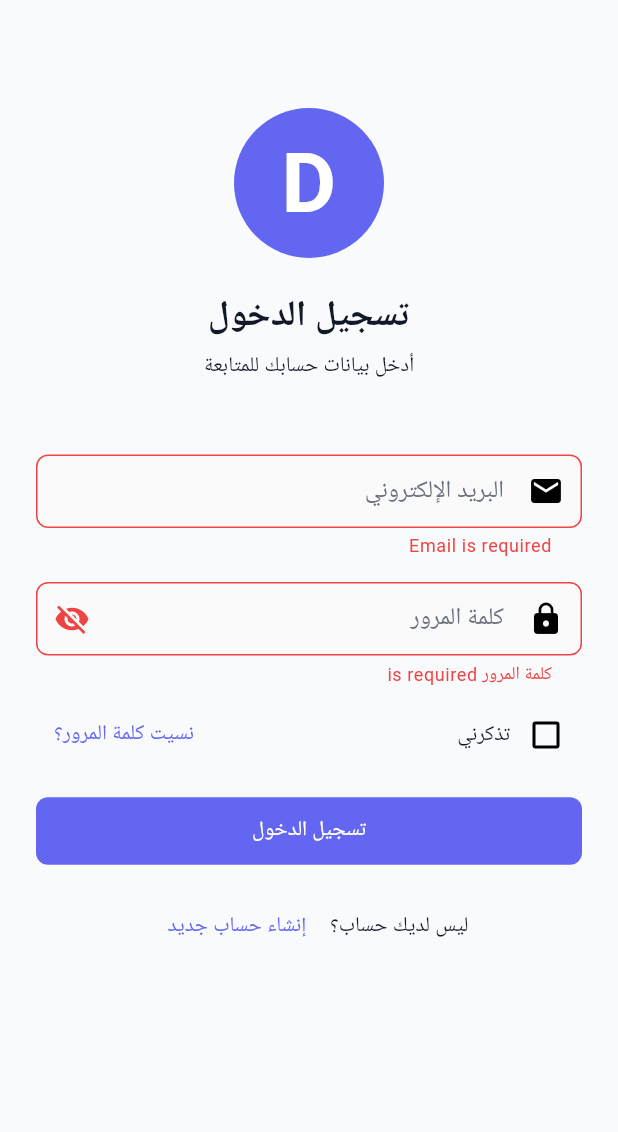
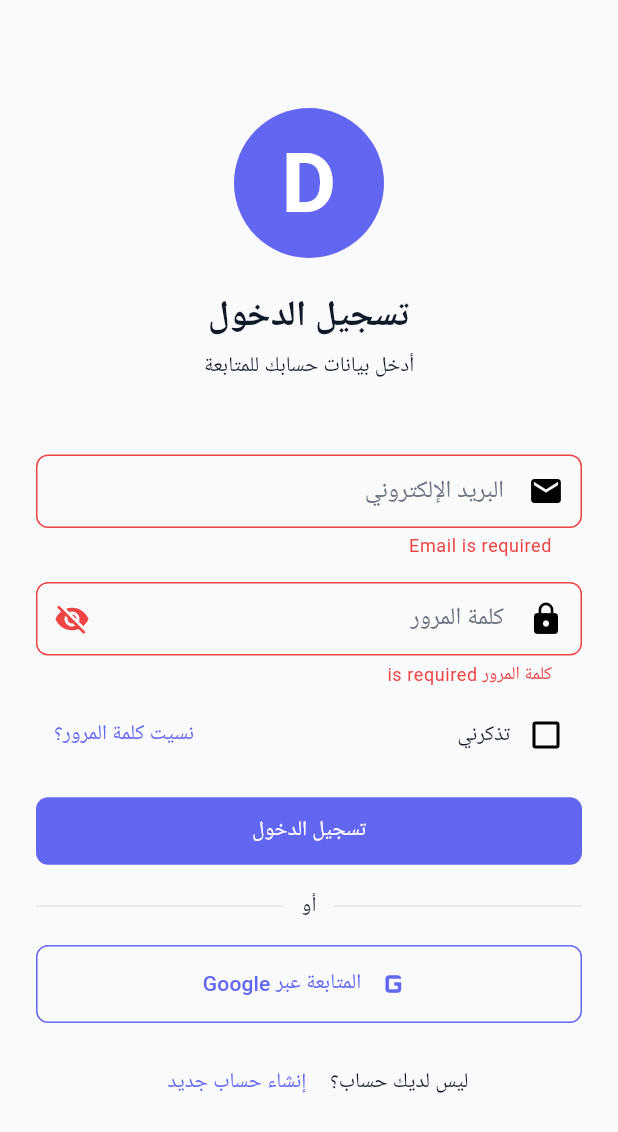
Before and after one commit to Hamzaaltaee91/360home, a Flutter app: the screen it shows after launch, after a tap on "تسجيل الدخول", on a phone screen of 412 x 824 dp. Shown: the top 1132 px of the screen. Run offline on Flutter 3.47's test engine with Material 3 defaults, Android fonts, the phone set to English and light mode, and no system bars; our stand-ins replace flutter_dotenv, flutter_image_compress, flutter_map, flutter_riverpod, flutter_secure_storage, geolocator and 5 more; accounts and stored records are empty; generated files the repository leaves out were written again.

Commit message:
add Google sign-in to the Flutter app (already enabled server-side for web)
Mirrors the existing web flow (site/js/auth.js). Uses Provider.google —
supabase_flutter is pinned to ^1.10.0, which predates the 2.0.0 rename to
OAuthProvider.

- SupabaseService.signInWithGoogle() calls signInWithOAuth with a
  com.dabberli.app:// deep-link redirect.
- Registered that scheme natively: ios/Runner/Info.plist
  (CFBundleURLTypes) and android/app/src/main/AndroidManifest.xml
  (intent-filter on MainActivity).
- Added an onAuthStateChange listener in SupabaseService.initialize() to
  refresh the cached role on sign-in: the OAuth session lands
  asynchronously via the deep link, outside signIn(), so without this
  GoRouter's redirect would read a stale null role right after Google
  sign-in and send the user to the wrong home screen.
- Added "المتابعة عبر Google" buttons to login_screen.dart and
  signup_screen.dart. New accounts still always land as 'buyer'
  server-side (handle_new_user()), regardless of sign-in method.

Needs the com.dabberli.app://login-callback/ redirect URL added to
Supabase Auth's Redirect URLs allow-list (dashboard-only setting) before
this works end-to-end on device.

Co-Authored-By: Claude Sonnet 5 <noreply@anthropic.com>
Claude-Session: https://claude.ai/code/session_01GdYWxNVhKUGMRQ9EtgF6Lp

```diff
--- a/lib/screens/auth/login_screen.dart
+++ b/lib/screens/auth/login_screen.dart
@@ -99,6 +99,29 @@ class _LoginScreenState extends State<LoginScreen> {
       setState(() => _errorMessage = e.message);
     } catch (e) {
       setState(() => _errorMessage = 'خطأ في تسجيل الدخول: $e');
+    } finally {
+      if (mounted) {
+        setState(() => _isLoading = false);
+      }
+    }
+  }
+
+  Future<void> _handleGoogleSignIn() async {
+    setState(() {
+      _isLoading = true;
+      _errorMessage = null;
+    });
+
+    try {
+      // Opens the browser for Google sign-in. On success, the OS redirects
+      // back into the app via a deep link, GoRouter's redirect listener
+      // reacts to the new auth state, and navigates to the right home
+      // screen — no manual navigation needed here.
+      await SupabaseService().signInWithGoogle();
+    } on AppException catch (e) {
+      setState(() => _errorMessage = e.message);
+    } catch (e) {
+      setState(() => _errorMessage = 'خطأ في تسجيل الدخول عبر جوجل: $e');
     } finally {
       if (mounted) {
         setState(() => _isLoading = false);
@@ -278,6 +301,26 @@ class _LoginScreenState extends State<LoginScreen> {
                 ),
               ),
               const SizedBox(height: 16),
+              Row(
+                children: const [
+                  Expanded(child: Divider()),
+                  Padding(
+                    padding: EdgeInsets.symmetric(horizontal: 12),
+                    child: Text('أو'),
+                  ),
+                  Expanded(child: Divider()),
+                ],
+              ),
+              const SizedBox(height: 16),
+              SizedBox(
+                width: double.infinity,
+                child: OutlinedButton.icon(
+                  onPressed: _isLoading ? null : _handleGoogleSignIn,
+                  icon: const Icon(Icons.g_mobiledata, size: 28),
+                  label: const Text('المتابعة عبر Google'),
+                ),
+              ),
+              const SizedBox(height: 16),
               // Sign Up Link
               Row(
                 mainAxisAlignment: MainAxisAlignment.center,
--- a/lib/services/supabase_service.dart
+++ b/lib/services/supabase_service.dart
@@ -92,6 +92,20 @@ class SupabaseService {
       localStorage: SecureLocalStorage(_secureStorage),
     );
     _client = Supabase.instance.client;
+
+    // signIn() refreshes the role cache itself for email/password, but an
+    // OAuth session (Google) is only established later, asynchronously,
+    // when the deep link redirect lands — nothing calls signIn() for that
+    // path. Without this listener, GoRouter's redirect (app_routes.dart)
+    // would read a stale null currentUserRole right after a Google sign-in
+    // and send the user to the wrong home screen.
+    _client.auth.onAuthStateChange.listen((state) {
+      if (state.event == AuthChangeEvent.signedIn) {
+        refreshCurrentUserRole();
+      } else if (state.event == AuthChangeEvent.signedOut) {
+        _currentUserRole = null;
+      }
+    });
   }
 
   // ==================== Authentication ====================
@@ -124,6 +138,20 @@ class SupabaseService {
       await refreshCurrentUserRole();
       return response;
     });
+  }
+
+  /// Starts the Google OAuth flow. Google is already enabled as a provider
+  /// in Supabase Auth (the web app at site/js/auth.js uses the same
+  /// provider) — this opens the browser and, on success, the OS redirects
+  /// back into the app via the com.dabberli.app:// scheme registered in
+  /// ios/Runner/Info.plist and android/app/src/main/AndroidManifest.xml.
+  /// The GoRouter redirect listener already reacts to auth state changes,
+  /// so no extra glue is needed once the deep link lands.
+  Future<void> signInWithGoogle() {
+    return _guard(() => _client.auth.signInWithOAuth(
+          Provider.google,
+          redirectTo: 'com.dabberli.app://login-callback/',
+        ));
   }
 
   Future<void> signOut() {
```
Also changed, not shown: lib/screens/auth/signup_screen.dart (+49 -0 lines), 2 other files.
